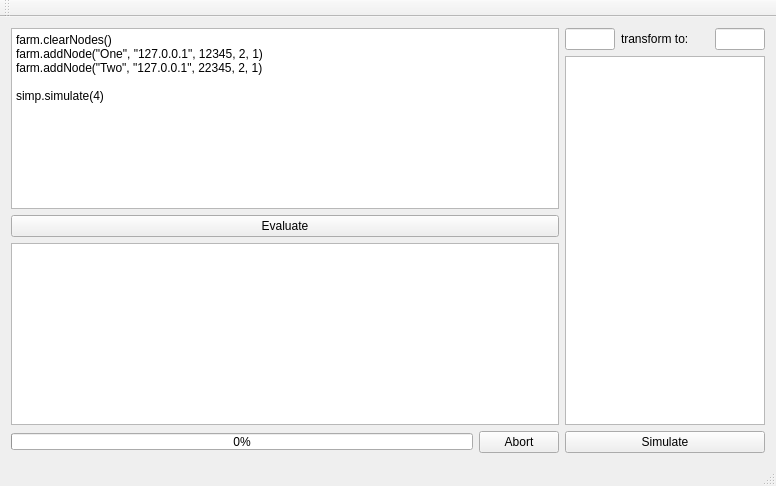
This is ants3bundle/src/ants3/gui/mainwindow.ui in andrmor/ANTS3bundle as Qt 5 draws it before an edit. The edited form follows.
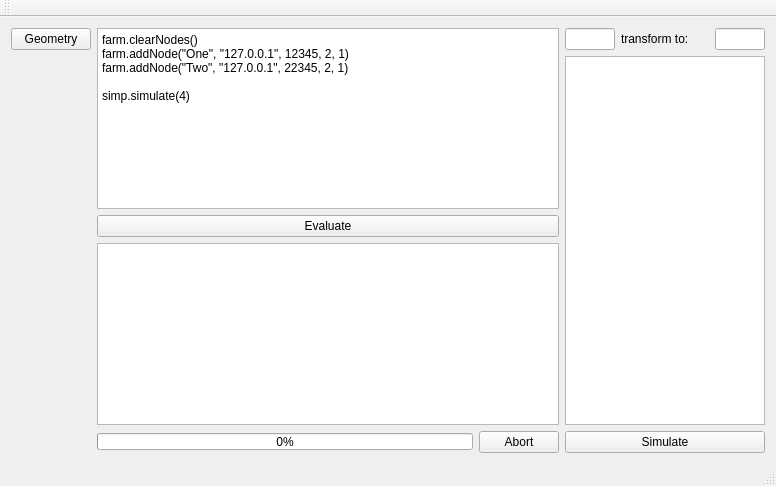
This is the edited form.

```diff
--- a/ants3bundle/src/ants3/gui/mainwindow.ui
+++ b/ants3bundle/src/ants3/gui/mainwindow.ui
@@ -15,6 +15,33 @@
   </property>
   <widget class="QWidget" name="centralWidget">
    <layout class="QHBoxLayout" name="horizontalLayout">
+    <item>
+     <layout class="QVBoxLayout" name="vlButtons">
+      <property name="rightMargin">
+       <number>0</number>
+      </property>
+      <item>
+       <widget class="QPushButton" name="pbGeometry">
+        <property name="text">
+         <string>Geometry</string>
+        </property>
+       </widget>
+      </item>
+      <item>
+       <spacer name="verticalSpacer">
+        <property name="orientation">
+         <enum>Qt::Vertical</enum>
+        </property>
+        <property name="sizeHint" stdset="0">
+         <size>
+          <width>20</width>
+          <height>40</height>
+         </size>
+        </property>
+       </spacer>
+      </item>
+     </layout>
+    </item>
     <item>
      <layout class="QVBoxLayout" name="verticalLayout">
       <item>
```
